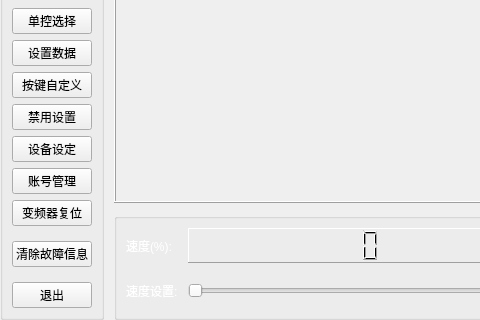
Above: ui/mainwindow.ui from niuyuxin/touchScreen before the change; both pictures show x 0 to 480 and y 106 to 426 of the 854 by 426 pixel window. Below: the same form after it.
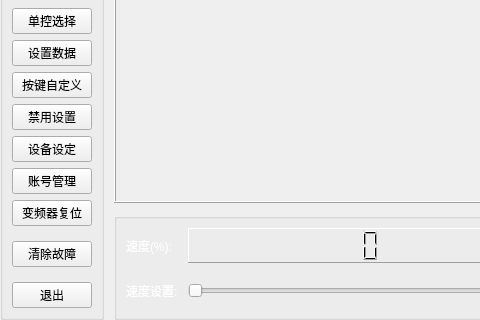
That is the form after the change.

Diff of the .ui file:
```diff
--- a/ui/mainwindow.ui
+++ b/ui/mainwindow.ui
@@ -220,7 +220,7 @@
           <item>
            <widget class="QPushButton" name="clearFaultPushButton">
             <property name="text">
-             <string>清除故障信息</string>
+             <string>清除故障</string>
             </property>
            </widget>
           </item>
```
